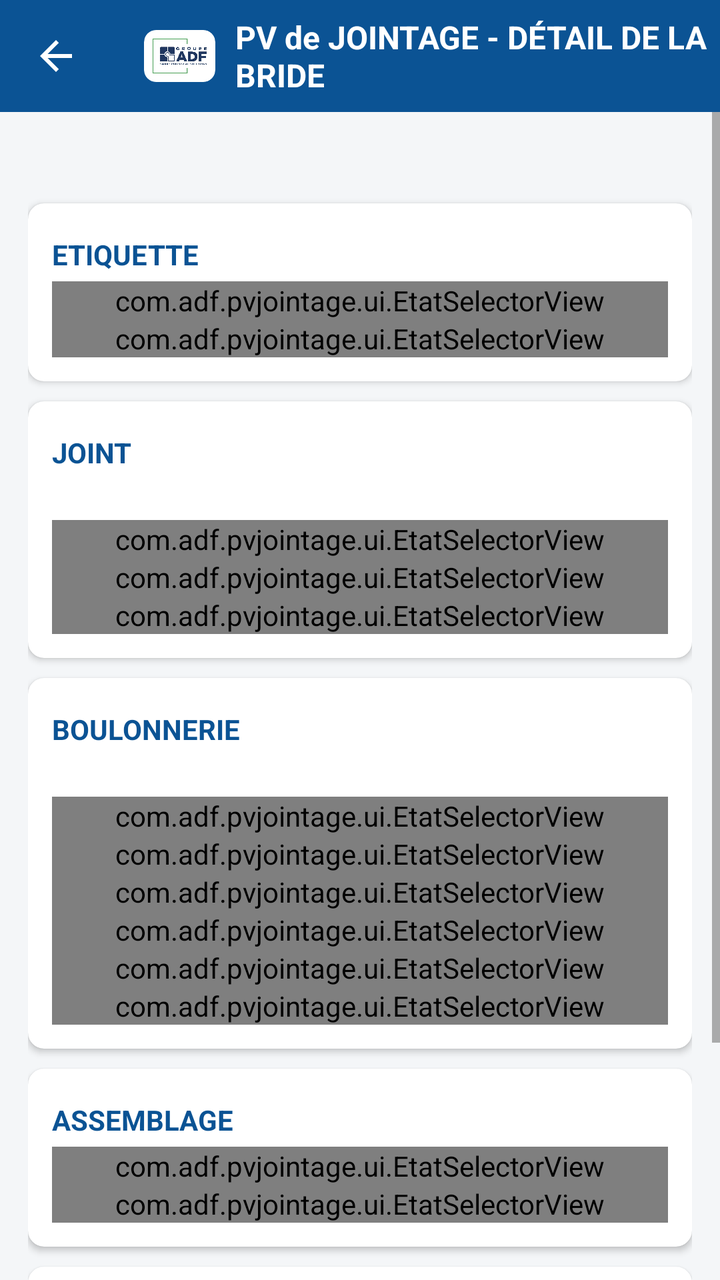
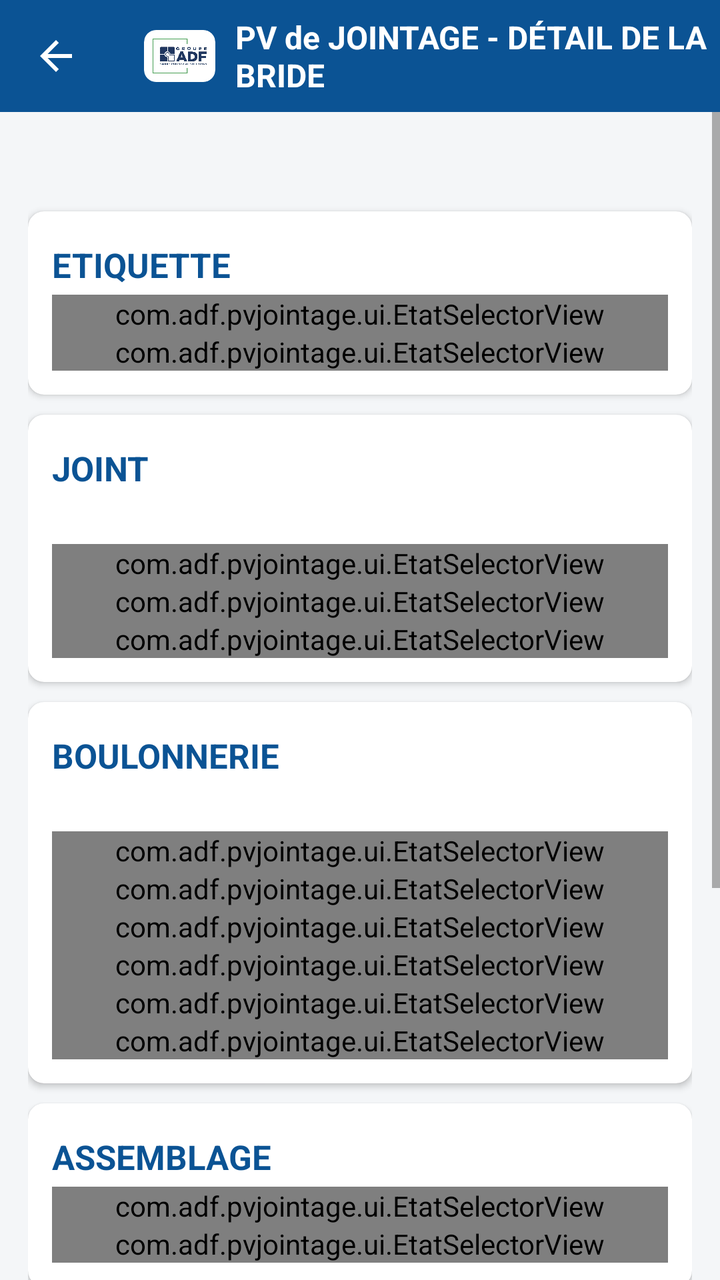

An Android layout rendered at two revisions. The XML below is the earlier revision; the diff shows what the commit changed to produce the second picture.
<!-- AndroidManifest.xml: application theme Theme.PVJointage -->
<!-- res/layout/activity_champ.xml -->
<?xml version="1.0" encoding="utf-8"?>
<LinearLayout xmlns:android="http://schemas.android.com/apk/res/android"
    xmlns:app="http://schemas.android.com/apk/res-auto"
    android:layout_width="match_parent"
    android:layout_height="match_parent"
    android:orientation="vertical"
    android:background="@color/background">

    <com.google.android.material.appbar.MaterialToolbar
        android:id="@+id/toolbar"
        android:layout_width="match_parent"
        android:layout_height="?attr/actionBarSize"
        android:background="@color/primary"
        app:navigationIcon="@drawable/ic_back"
        app:navigationIconTint="@color/white">

        <LinearLayout
            android:layout_width="wrap_content"
            android:layout_height="wrap_content"
            android:orientation="horizontal"
            android:gravity="center_vertical">

            <androidx.cardview.widget.CardView
                android:layout_width="wrap_content"
                android:layout_height="wrap_content"
                android:layout_marginEnd="10dp"
                app:cardBackgroundColor="@color/white"
                app:cardCornerRadius="6dp"
                app:cardElevation="0dp">

                <ImageView
                    android:id="@+id/imgLogo"
                    android:layout_width="wrap_content"
                    android:layout_height="26dp"
                    android:padding="4dp"
                    android:adjustViewBounds="true"
                    android:scaleType="fitCenter"
                    android:src="@drawable/logo_adf"
                    android:contentDescription="@string/app_name" />
            </androidx.cardview.widget.CardView>

            <TextView
                android:layout_width="wrap_content"
                android:layout_height="wrap_content"
                android:text="@string/title_champ"
                android:textColor="@color/white"
                android:textSize="16sp"
                android:textStyle="bold" />
        </LinearLayout>
    </com.google.android.material.appbar.MaterialToolbar>

    <ScrollView
        android:layout_width="match_parent"
        android:layout_height="0dp"
        android:layout_weight="1">

        <LinearLayout
            android:layout_width="match_parent"
            android:layout_height="wrap_content"
            android:orientation="vertical"
            android:padding="14dp">

            <TextView
                android:id="@+id/tvContexte"
                android:layout_width="match_parent"
                android:layout_height="wrap_content"
                android:textStyle="bold"
                android:textSize="16sp"
                android:textColor="@color/primary_dark"
                android:layout_marginBottom="10dp"/>

            
            <androidx.cardview.widget.CardView android:layout_width="match_parent" android:layout_height="wrap_content" app:cardCornerRadius="8dp" app:cardElevation="2dp" android:layout_marginBottom="10dp">
                <LinearLayout android:layout_width="match_parent" android:layout_height="wrap_content" android:orientation="vertical" android:padding="12dp">
                    <LinearLayout android:layout_width="match_parent" android:layout_height="wrap_content" android:orientation="horizontal" android:gravity="center_vertical">
                        <TextView android:layout_width="0dp" android:layout_height="wrap_content" android:layout_weight="1" android:text="@string/section_etiquette" android:textStyle="bold" android:textColor="@color/primary"/>
                        <TextView android:id="@+id/tvStatutEtiquette" android:layout_width="wrap_content" android:layout_height="wrap_content" android:textStyle="bold" android:padding="4dp"/>
                    </LinearLayout>
                    <com.adf.pvjointage.ui.EtatSelectorView android:id="@+id/selEtiMiseSerree" android:layout_width="match_parent" android:layout_height="wrap_content"/>
                    <com.adf.pvjointage.ui.EtatSelectorView android:id="@+id/selEtiNomDate" android:layout_width="match_parent" android:layout_height="wrap_content"/>
                </LinearLayout>
            </androidx.cardview.widget.CardView>

            
            <androidx.cardview.widget.CardView android:layout_width="match_parent" android:layout_height="wrap_content" app:cardCornerRadius="8dp" app:cardElevation="2dp" android:layout_marginBottom="10dp">
                <LinearLayout android:layout_width="match_parent" android:layout_height="wrap_content" android:orientation="vertical" android:padding="12dp">
                    <LinearLayout android:layout_width="match_parent" android:layout_height="wrap_content" android:orientation="horizontal" android:gravity="center_vertical">
                        <TextView android:layout_width="0dp" android:layout_height="wrap_content" android:layout_weight="1" android:text="@string/section_joint" android:textStyle="bold" android:textColor="@color/primary"/>
                        <TextView android:id="@+id/tvStatutJoint" android:layout_width="wrap_content" android:layout_height="wrap_content" android:textStyle="bold" android:padding="4dp"/>
                    </LinearLayout>
                    <TextView android:id="@+id/tvJointRef" android:layout_width="match_parent" android:layout_height="wrap_content" android:textSize="12sp" android:textColor="@color/black" android:layout_marginBottom="4dp"/>
                    <com.adf.pvjointage.ui.EtatSelectorView android:id="@+id/selJointMatiere" android:layout_width="match_parent" android:layout_height="wrap_content"/>
                    <com.adf.pvjointage.ui.EtatSelectorView android:id="@+id/selJointDimension" android:layout_width="match_parent" android:layout_height="wrap_content"/>
                    <com.adf.pvjointage.ui.EtatSelectorView android:id="@+id/selJointAspect" android:layout_width="match_parent" android:layout_height="wrap_content"/>
                </LinearLayout>
            </androidx.cardview.widget.CardView>

            
            <androidx.cardview.widget.CardView android:layout_width="match_parent" android:layout_height="wrap_content" app:cardCornerRadius="8dp" app:cardElevation="2dp" android:layout_marginBottom="10dp">
                <LinearLayout android:layout_width="match_parent" android:layout_height="wrap_content" android:orientation="vertical" android:padding="12dp">
                    <LinearLayout android:layout_width="match_parent" android:layout_height="wrap_content" android:orientation="horizontal" android:gravity="center_vertical">
                        <TextView android:layout_width="0dp" android:layout_height="wrap_content" android:layout_weight="1" android:text="@string/section_boulonnerie" android:textStyle="bold" android:textColor="@color/primary"/>
                        <TextView android:id="@+id/tvStatutBoulonnerie" android:layout_width="wrap_content" android:layout_height="wrap_content" android:textStyle="bold" android:padding="4dp"/>
                    </LinearLayout>
                    <TextView android:id="@+id/tvBoulonRef" android:layout_width="match_parent" android:layout_height="wrap_content" android:textSize="12sp" android:textColor="@color/black" android:layout_marginBottom="4dp"/>
                    <com.adf.pvjointage.ui.EtatSelectorView android:id="@+id/selBoulonNeuves" android:layout_width="match_parent" android:layout_height="wrap_content"/>
                    <com.adf.pvjointage.ui.EtatSelectorView android:id="@+id/selBoulonRondelles" android:layout_width="match_parent" android:layout_height="wrap_content"/>
                    <com.adf.pvjointage.ui.EtatSelectorView android:id="@+id/selBoulonEquilibrage" android:layout_width="match_parent" android:layout_height="wrap_content"/>
                    <com.adf.pvjointage.ui.EtatSelectorView android:id="@+id/selBoulonGraissage" android:layout_width="match_parent" android:layout_height="wrap_content"/>
                    <com.adf.pvjointage.ui.EtatSelectorView android:id="@+id/selBoulonLongueur" android:layout_width="match_parent" android:layout_height="wrap_content"/>
                    <com.adf.pvjointage.ui.EtatSelectorView android:id="@+id/selBoulonMatiere" android:layout_width="match_parent" android:layout_height="wrap_content"/>
                </LinearLayout>
            </androidx.cardview.widget.CardView>

            
            <androidx.cardview.widget.CardView android:layout_width="match_parent" android:layout_height="wrap_content" app:cardCornerRadius="8dp" app:cardElevation="2dp" android:layout_marginBottom="10dp">
                <LinearLayout android:layout_width="match_parent" android:layout_height="wrap_content" android:orientation="vertical" android:padding="12dp">
                    <LinearLayout android:layout_width="match_parent" android:layout_height="wrap_content" android:orientation="horizontal" android:gravity="center_vertical">
                        <TextView android:layout_width="0dp" android:layout_height="wrap_content" android:layout_weight="1" android:text="@string/section_assemblage" android:textStyle="bold" android:textColor="@color/primary"/>
                        <TextView android:id="@+id/tvStatutAssemblage" android:layout_width="wrap_content" android:layout_height="wrap_content" android:textStyle="bold" android:padding="4dp"/>
                    </LinearLayout>
                    <com.adf.pvjointage.ui.EtatSelectorView android:id="@+id/selAssemblageParallelisme" android:layout_width="match_parent" android:layout_height="wrap_content"/>
                    <com.adf.pvjointage.ui.EtatSelectorView android:id="@+id/selAssemblageExcentration" android:layout_width="match_parent" android:layout_height="wrap_content"/>
                </LinearLayout>
            </androidx.cardview.widget.CardView>

            
            <androidx.cardview.widget.CardView android:layout_width="match_parent" android:layout_height="wrap_content" app:cardCornerRadius="8dp" app:cardElevation="2dp" android:layout_marginBottom="10dp">
                <LinearLayout android:layout_width="match_parent" android:layout_height="wrap_content" android:orientation="vertical" android:padding="12dp">
                    <TextView android:layout_width="match_parent" android:layout_height="wrap_content" android:text="@string/section_photo" android:textStyle="bold" android:textColor="@color/primary" android:layout_marginBottom="8dp"/>
                    <TextView android:layout_width="match_parent" android:layout_height="wrap_content" android:text="Les photos sont propres à cette bride (repère)." android:textSize="12sp" android:layout_marginBottom="8dp"/>
                    <Button
                        android:id="@+id/btnPrendrePhoto"
                        style="@style/Widget.MaterialComponents.Button.OutlinedButton"
                        android:layout_width="wrap_content"
                        android:layout_height="wrap_content"
                        android:text="@string/btn_prendre_photo"/>
                    <androidx.recyclerview.widget.RecyclerView
                        android:id="@+id/rvPhotos"
                        android:layout_width="match_parent"
                        android:layout_height="wrap_content"
                        android:orientation="horizontal"
                        android:layout_marginTop="8dp"
                        android:nestedScrollingEnabled="false"/>
                </LinearLayout>
            </androidx.cardview.widget.CardView>

        </LinearLayout>
    </ScrollView>
</LinearLayout>
<!-- resources referenced by this layout -->
<resources>
  <color name="background">#F4F6F8</color>
  <color name="black">#212121</color>
  <color name="primary">#0B5394</color>
  <color name="primary_dark">#073763</color>
  <color name="white">#FFFFFF</color>
  <!-- drawable ic_back (drawable) -->
  <vector xmlns:android="http://schemas.android.com/apk/res/android"
      android:width="24dp"
      android:height="24dp"
      android:viewportWidth="24"
      android:viewportHeight="24"
      android:tint="#FFFFFF">
      <path
          android:fillColor="#FF000000"
          android:pathData="M20,11H7.83l5.59,-5.59L12,4l-8,8 8,8 1.41,-1.41L7.83,13H20v-2z"/>
  </vector>
  <!-- drawable logo_adf: png bitmap (drawable, 181390 bytes) -->
  <string name="app_name">PV Jointage</string>
  <string name="btn_prendre_photo">Prendre une photo</string>
  <string name="section_assemblage">ASSEMBLAGE</string>
  <string name="section_boulonnerie">BOULONNERIE</string>
  <string name="section_etiquette">ETIQUETTE</string>
  <string name="section_joint">JOINT</string>
  <string name="section_photo">PHOTO (ETIQUETTE &amp; ASSEMBLAGE)</string>
  <string name="title_champ">PV de JOINTAGE - DÉTAIL DE LA BRIDE</string>
  <style name="Theme.PVJointage" parent="Theme.MaterialComponents.DayNight.NoActionBar">
          <item name="colorPrimary">@color/primary</item>
          <item name="colorPrimaryDark">@color/primary_dark</item>
          <item name="colorAccent">@color/accent</item>
          <item name="android:windowBackground">@color/background</item>
      </style>
  <color name="accent">#F1C232</color>
</resources>

<!-- the commit's change to res/layout/activity_champ.xml (unified diff, before → after) -->
@@ -65,7 +65,7 @@
                 android:layout_width="match_parent"
                 android:layout_height="wrap_content"
                 android:textStyle="bold"
-                android:textSize="16sp"
+                android:textSize="19sp"
                 android:textColor="@color/primary_dark"
                 android:layout_marginBottom="10dp"/>
 
@@ -73,8 +73,8 @@
             <androidx.cardview.widget.CardView android:layout_width="match_parent" android:layout_height="wrap_content" app:cardCornerRadius="8dp" app:cardElevation="2dp" android:layout_marginBottom="10dp">
                 <LinearLayout android:layout_width="match_parent" android:layout_height="wrap_content" android:orientation="vertical" android:padding="12dp">
                     <LinearLayout android:layout_width="match_parent" android:layout_height="wrap_content" android:orientation="horizontal" android:gravity="center_vertical">
-                        <TextView android:layout_width="0dp" android:layout_height="wrap_content" android:layout_weight="1" android:text="@string/section_etiquette" android:textStyle="bold" android:textColor="@color/primary"/>
-                        <TextView android:id="@+id/tvStatutEtiquette" android:layout_width="wrap_content" android:layout_height="wrap_content" android:textStyle="bold" android:padding="4dp"/>
+                        <TextView android:layout_width="0dp" android:layout_height="wrap_content" android:layout_weight="1" android:text="@string/section_etiquette" android:textStyle="bold" android:textColor="@color/primary" android:textSize="17sp"/>
+                        <TextView android:id="@+id/tvStatutEtiquette" android:layout_width="wrap_content" android:layout_height="wrap_content" android:textStyle="bold" android:padding="4dp" android:textSize="16sp"/>
                     </LinearLayout>
                     <com.adf.pvjointage.ui.EtatSelectorView android:id="@+id/selEtiMiseSerree" android:layout_width="match_parent" android:layout_height="wrap_content"/>
                     <com.adf.pvjointage.ui.EtatSelectorView android:id="@+id/selEtiNomDate" android:layout_width="match_parent" android:layout_height="wrap_content"/>
@@ -85,10 +85,10 @@
             <androidx.cardview.widget.CardView android:layout_width="match_parent" android:layout_height="wrap_content" app:cardCornerRadius="8dp" app:cardElevation="2dp" android:layout_marginBottom="10dp">
                 <LinearLayout android:layout_width="match_parent" android:layout_height="wrap_content" android:orientation="vertical" android:padding="12dp">
                     <LinearLayout android:layout_width="match_parent" android:layout_height="wrap_content" android:orientation="horizontal" android:gravity="center_vertical">
-                        <TextView android:layout_width="0dp" android:layout_height="wrap_content" android:layout_weight="1" android:text="@string/section_joint" android:textStyle="bold" android:textColor="@color/primary"/>
-                        <TextView android:id="@+id/tvStatutJoint" android:layout_width="wrap_content" android:layout_height="wrap_content" android:textStyle="bold" android:padding="4dp"/>
+                        <TextView android:layout_width="0dp" android:layout_height="wrap_content" android:layout_weight="1" android:text="@string/section_joint" android:textStyle="bold" android:textColor="@color/primary" android:textSize="17sp"/>
+                        <TextView android:id="@+id/tvStatutJoint" android:layout_width="wrap_content" android:layout_height="wrap_content" android:textStyle="bold" android:padding="4dp" android:textSize="16sp"/>
                     </LinearLayout>
-                    <TextView android:id="@+id/tvJointRef" android:layout_width="match_parent" android:layout_height="wrap_content" android:textSize="12sp" android:textColor="@color/black" android:layout_marginBottom="4dp"/>
+                    <TextView android:id="@+id/tvJointRef" android:layout_width="match_parent" android:layout_height="wrap_content" android:textSize="14sp" android:textColor="@color/black" android:layout_marginBottom="4dp"/>
                     <com.adf.pvjointage.ui.EtatSelectorView android:id="@+id/selJointMatiere" android:layout_width="match_parent" android:layout_height="wrap_content"/>
                     <com.adf.pvjointage.ui.EtatSelectorView android:id="@+id/selJointDimension" android:layout_width="match_parent" android:layout_height="wrap_content"/>
                     <com.adf.pvjointage.ui.EtatSelectorView android:id="@+id/selJointAspect" android:layout_width="match_parent" android:layout_height="wrap_content"/>
@@ -99,10 +99,10 @@
             <androidx.cardview.widget.CardView android:layout_width="match_parent" android:layout_height="wrap_content" app:cardCornerRadius="8dp" app:cardElevation="2dp" android:layout_marginBottom="10dp">
                 <LinearLayout android:layout_width="match_parent" android:layout_height="wrap_content" android:orientation="vertical" android:padding="12dp">
                     <LinearLayout android:layout_width="match_parent" android:layout_height="wrap_content" android:orientation="horizontal" android:gravity="center_vertical">
-                        <TextView android:layout_width="0dp" android:layout_height="wrap_content" android:layout_weight="1" android:text="@string/section_boulonnerie" android:textStyle="bold" android:textColor="@color/primary"/>
-                        <TextView android:id="@+id/tvStatutBoulonnerie" android:layout_width="wrap_content" android:layout_height="wrap_content" android:textStyle="bold" android:padding="4dp"/>
+                        <TextView android:layout_width="0dp" android:layout_height="wrap_content" android:layout_weight="1" android:text="@string/section_boulonnerie" android:textStyle="bold" android:textColor="@color/primary" android:textSize="17sp"/>
+                        <TextView android:id="@+id/tvStatutBoulonnerie" android:layout_width="wrap_content" android:layout_height="wrap_content" android:textStyle="bold" android:padding="4dp" android:textSize="16sp"/>
                     </LinearLayout>
-                    <TextView android:id="@+id/tvBoulonRef" android:layout_width="match_parent" android:layout_height="wrap_content" android:textSize="12sp" android:textColor="@color/black" android:layout_marginBottom="4dp"/>
+                    <TextView android:id="@+id/tvBoulonRef" android:layout_width="match_parent" android:layout_height="wrap_content" android:textSize="14sp" android:textColor="@color/black" android:layout_marginBottom="4dp"/>
                     <com.adf.pvjointage.ui.EtatSelectorView android:id="@+id/selBoulonNeuves" android:layout_width="match_parent" android:layout_height="wrap_content"/>
                     <com.adf.pvjointage.ui.EtatSelectorView android:id="@+id/selBoulonRondelles" android:layout_width="match_parent" android:layout_height="wrap_content"/>
                     <com.adf.pvjointage.ui.EtatSelectorView android:id="@+id/selBoulonEquilibrage" android:layout_width="match_parent" android:layout_height="wrap_content"/>
@@ -116,8 +116,8 @@
             <androidx.cardview.widget.CardView android:layout_width="match_parent" android:layout_height="wrap_content" app:cardCornerRadius="8dp" app:cardElevation="2dp" android:layout_marginBottom="10dp">
                 <LinearLayout android:layout_width="match_parent" android:layout_height="wrap_content" android:orientation="vertical" android:padding="12dp">
                     <LinearLayout android:layout_width="match_parent" android:layout_height="wrap_content" android:orientation="horizontal" android:gravity="center_vertical">
-                        <TextView android:layout_width="0dp" android:layout_height="wrap_content" android:layout_weight="1" android:text="@string/section_assemblage" android:textStyle="bold" android:textColor="@color/primary"/>
-                        <TextView android:id="@+id/tvStatutAssemblage" android:layout_width="wrap_content" android:layout_height="wrap_content" android:textStyle="bold" android:padding="4dp"/>
+                        <TextView android:layout_width="0dp" android:layout_height="wrap_content" android:layout_weight="1" android:text="@string/section_assemblage" android:textStyle="bold" android:textColor="@color/primary" android:textSize="17sp"/>
+                        <TextView android:id="@+id/tvStatutAssemblage" android:layout_width="wrap_content" android:layout_height="wrap_content" android:textStyle="bold" android:padding="4dp" android:textSize="16sp"/>
                     </LinearLayout>
                     <com.adf.pvjointage.ui.EtatSelectorView android:id="@+id/selAssemblageParallelisme" android:layout_width="match_parent" android:layout_height="wrap_content"/>
                     <com.adf.pvjointage.ui.EtatSelectorView android:id="@+id/selAssemblageExcentration" android:layout_width="match_parent" android:layout_height="wrap_content"/>
@@ -127,8 +127,25 @@
             
             <androidx.cardview.widget.CardView android:layout_width="match_parent" android:layout_height="wrap_content" app:cardCornerRadius="8dp" app:cardElevation="2dp" android:layout_marginBottom="10dp">
                 <LinearLayout android:layout_width="match_parent" android:layout_height="wrap_content" android:orientation="vertical" android:padding="12dp">
-                    <TextView android:layout_width="match_parent" android:layout_height="wrap_content" android:text="@string/section_photo" android:textStyle="bold" android:textColor="@color/primary" android:layout_marginBottom="8dp"/>
-                    <TextView android:layout_width="match_parent" android:layout_height="wrap_content" android:text="Les photos sont propres à cette bride (repère)." android:textSize="12sp" android:layout_marginBottom="8dp"/>
+                    <TextView android:layout_width="match_parent" android:layout_height="wrap_content" android:text="@string/section_remarque" android:textStyle="bold" android:textColor="@color/primary" android:textSize="17sp" android:layout_marginBottom="8dp"/>
+                    <EditText
+                        android:id="@+id/etRemarque"
+                        android:layout_width="match_parent"
+                        android:layout_height="wrap_content"
+                        android:gravity="top|start"
+                        android:inputType="textMultiLine|textCapSentences"
+                        android:maxLines="5"
+                        android:minLines="2"
+                        android:textSize="15sp"
+                        android:hint="@string/remarque_hint"/>
+                </LinearLayout>
+            </androidx.cardview.widget.CardView>
+
+            
+            <androidx.cardview.widget.CardView android:layout_width="match_parent" android:layout_height="wrap_content" app:cardCornerRadius="8dp" app:cardElevation="2dp" android:layout_marginBottom="10dp">
+                <LinearLayout android:layout_width="match_parent" android:layout_height="wrap_content" android:orientation="vertical" android:padding="12dp">
+                    <TextView android:layout_width="match_parent" android:layout_height="wrap_content" android:text="@string/section_photo" android:textStyle="bold" android:textColor="@color/primary" android:textSize="17sp" android:layout_marginBottom="8dp"/>
+                    <TextView android:layout_width="match_parent" android:layout_height="wrap_content" android:text="Les photos sont propres à cette bride (repère)." android:textSize="14sp" android:layout_marginBottom="8dp"/>
                     <Button
                         android:id="@+id/btnPrendrePhoto"
                         style="@style/Widget.MaterialComponents.Button.OutlinedButton"
<!-- resource entries referenced after the edit -->
@@ -19,11 +19,13 @@
   <!-- drawable logo_adf: png bitmap (drawable, 181390 bytes) -->
   <string name="app_name">PV Jointage</string>
   <string name="btn_prendre_photo">Prendre une photo</string>
+  <string name="remarque_hint">Texte libre (5 lignes maximum)</string>
   <string name="section_assemblage">ASSEMBLAGE</string>
   <string name="section_boulonnerie">BOULONNERIE</string>
   <string name="section_etiquette">ETIQUETTE</string>
   <string name="section_joint">JOINT</string>
   <string name="section_photo">PHOTO (ETIQUETTE &amp; ASSEMBLAGE)</string>
+  <string name="section_remarque">REMARQUE :</string>
   <string name="title_champ">PV de JOINTAGE - DÉTAIL DE LA BRIDE</string>
   <style name="Theme.PVJointage" parent="Theme.MaterialComponents.DayNight.NoActionBar">
           <item name="colorPrimary">@color/primary</item>
